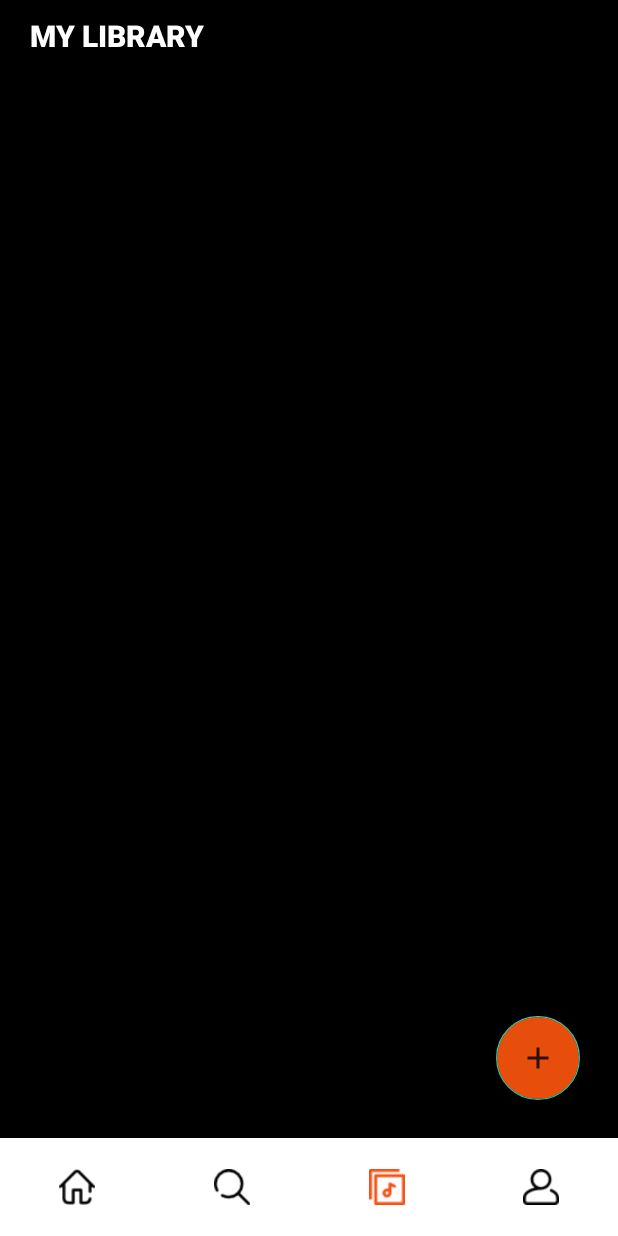
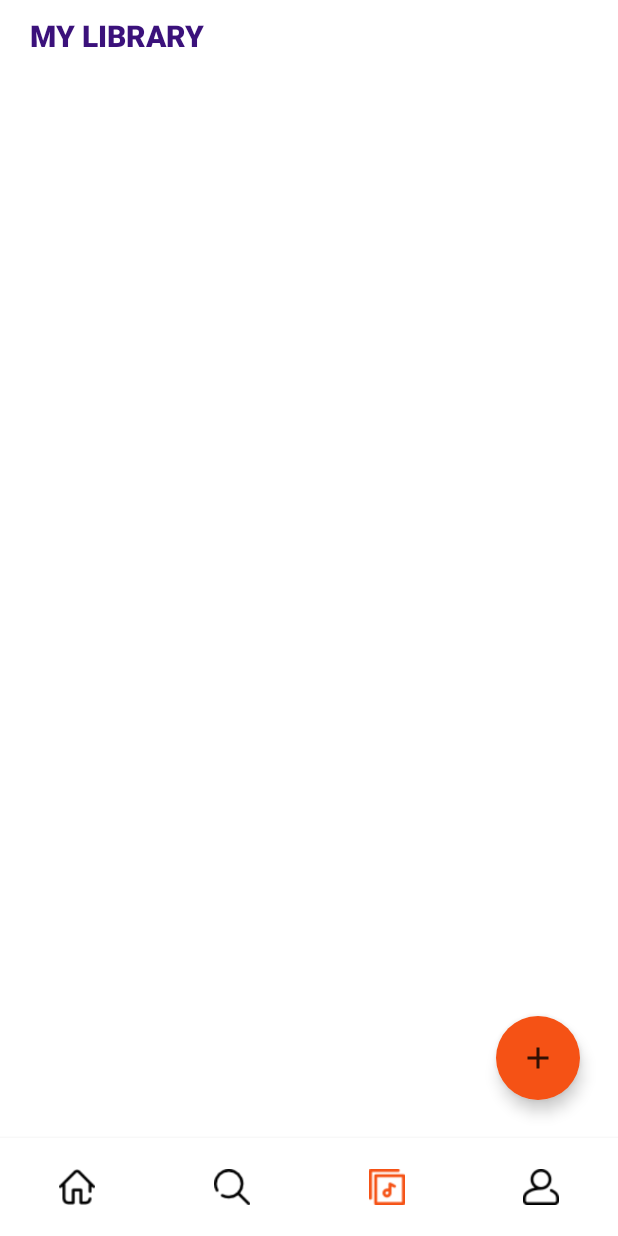
Before and after one commit to SeanF333/Cloudish, an Android app: the screen it shows after launch once a user with an empty profile is signed in (MainHomeActivity), item 3 of the bottom bar chosen, on a phone screen of 412 x 824 dp. Run offline under Robolectric (Android 15) with nearby library versions, the phone set to English and light mode, and no system bars; our stand-ins replace Firebase (no records; nobody signed in at launch, a user with empty details on screens opened directly); pictures from the network do not load.

Commit message:
commit local

```diff
--- a/app/src/main/java/com/music/cloudish/SplashScreen.java
+++ b/app/src/main/java/com/music/cloudish/SplashScreen.java
@@ -70,7 +70,7 @@ public class SplashScreen extends AppCompatActivity {
                     pairs[0] = new Pair<View, String>(logo, "transition_logo");
                     pairs[1] = new Pair<View, String>(title, "transition_text");
 
-                    /// options for animation
+                    // options for animation
                     ActivityOptions options = ActivityOptions.makeSceneTransitionAnimation(SplashScreen.this, pairs);
                     startActivity(i, options.toBundle());
                     finish();
--- a/app/src/main/res/layout/fragment_library_.xml
+++ b/app/src/main/res/layout/fragment_library_.xml
@@ -3,7 +3,7 @@
     xmlns:tools="http://schemas.android.com/tools"
     android:layout_width="match_parent"
     android:layout_height="match_parent"
-    android:background="@color/black"
+    android:background="@color/white"
     xmlns:app="http://schemas.android.com/apk/res-auto"
     tools:context=".Library_F">
 
@@ -16,9 +16,12 @@
         android:layout_alignParentRight="true"
         android:layout_marginEnd="25dp"
         android:layout_marginBottom="25dp"
+        app:borderWidth="0dp"
         android:clickable="true"
-        android:backgroundTint="#E74E0C"
-        android:src="@drawable/ic_add" />
+        android:backgroundTint="@color/pop_orange"
+        android:src="@drawable/ic_add"
+        android:tint="@color/white"
+        />
 
     <TextView
         android:id="@+id/libheader"
@@ -32,7 +35,7 @@
         android:paddingLeft="20dp"
         android:paddingTop="10dp"
         android:paddingBottom="10dp"
-        android:textColor="@color/white"
+        android:textColor="@color/main_purple"
         android:text="My Library" />
 
     <androidx.recyclerview.widget.RecyclerView
@@ -44,10 +47,4 @@
 
     </androidx.recyclerview.widget.RecyclerView>
 
-
-
-
-
-
-
 </RelativeLayout>
```
